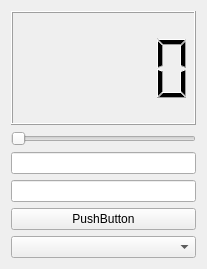
First picture: the form in SECTION6/WIDGET_1/widget.ui, repository changjurhee/QT, before the edit.
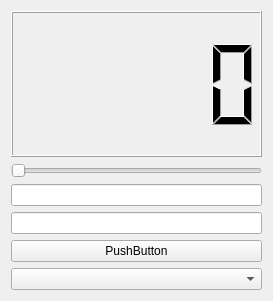
Second picture: the form after the edit.

What changed in the file:
```diff
--- a/SECTION6/WIDGET_1/widget.ui
+++ b/SECTION6/WIDGET_1/widget.ui
@@ -6,8 +6,8 @@
    <rect>
     <x>0</x>
     <y>0</y>
-    <width>207</width>
-    <height>269</height>
+    <width>273</width>
+    <height>301</height>
    </rect>
   </property>
   <property name="windowTitle">
```
Left out of the diff: 24 changed lines with no effect on the pictures.
